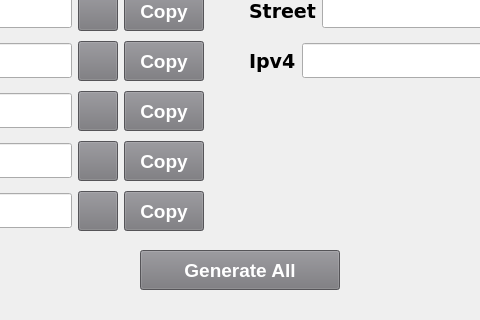
Above: interface.ui from LilKirill00/GeneratorPersonalData before the change; both pictures show x 411 to 891 and y 330 to 650 of the 1300 by 650 pixel window. Below: the same form after it.
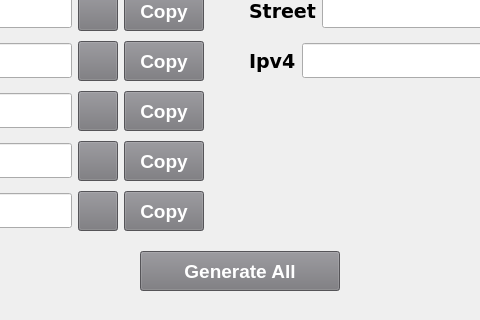
That is the form after the change. Icons and pictures are not drawn.

Diff of the .ui file:
```diff
--- a/interface.ui
+++ b/interface.ui
@@ -1956,7 +1956,7 @@
      </item>
     </layout>
    </widget>
-   <widget class="QWidget" name="">
+   <widget class="QWidget" name="layoutWidget">
     <property name="geometry">
      <rect>
       <x>10</x>
@@ -2061,13 +2061,13 @@
      </item>
     </layout>
    </widget>
-   <widget class="QWidget" name="">
+   <widget class="QWidget" name="layoutWidget">
     <property name="geometry">
      <rect>
       <x>0</x>
       <y>580</y>
       <width>1301</width>
-      <height>41</height>
+      <height>42</height>
      </rect>
     </property>
     <layout class="QHBoxLayout" name="horizontalLayout_2">
```
Left out of the diff: 2 changed lines with no effect on the pictures.
